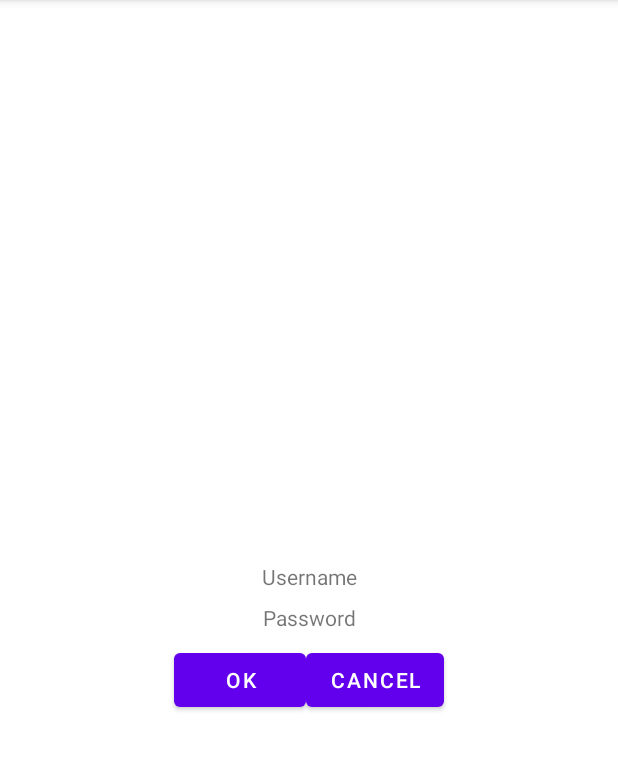
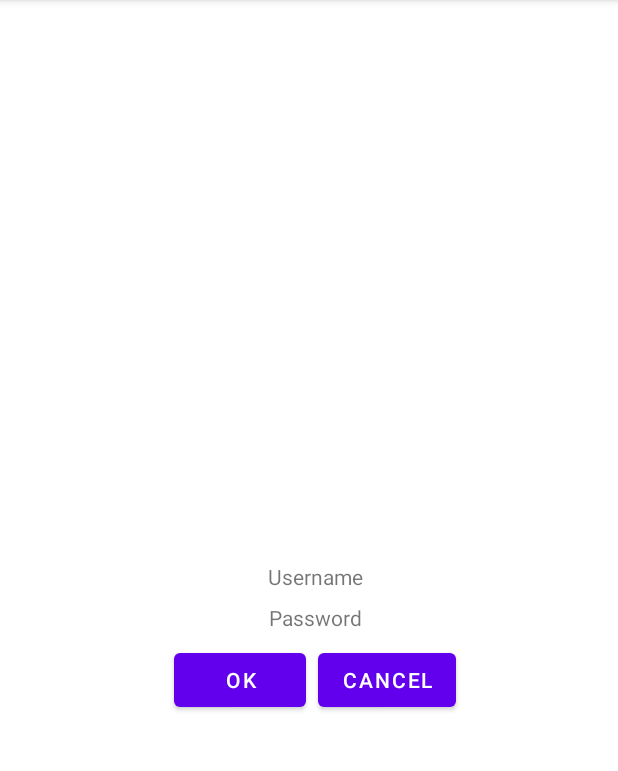
Before and after one commit to ArinoMichi/First, an Android app: the screen it shows after launch (MainActivity), on a phone screen of 412 x 824 dp, the part 84-855 px from its top. Run offline under Robolectric (Android 15) with nearby library versions, the phone set to English and light mode, and no system bars.

Commit message:
"mas cosas raras de constraint"

```diff
--- a/app/src/main/res/layout/activity_main.xml
+++ b/app/src/main/res/layout/activity_main.xml
@@ -13,8 +13,8 @@
         android:text="Username"
         android:layout_margin="8dp"
         app:layout_constraintBottom_toBottomOf="parent"
-        app:layout_constraintEnd_toEndOf="parent"
-        app:layout_constraintStart_toStartOf="parent"
+        app:layout_constraintEnd_toEndOf="@id/boton2"
+        app:layout_constraintStart_toStartOf="@id/boton1"
         app:layout_constraintTop_toTopOf="parent" />
 
     <TextView
@@ -24,8 +24,8 @@
         android:layout_margin="8dp"
         android:text="Password"
         app:layout_constraintTop_toBottomOf="@+id/username"
-        app:layout_constraintEnd_toEndOf="parent"
-        app:layout_constraintStart_toStartOf="parent"/>
+        app:layout_constraintEnd_toEndOf="@id/boton2"
+        app:layout_constraintStart_toStartOf="@id/boton1"/>
 
     <Button
         android:id="@+id/boton1"
@@ -43,6 +43,7 @@
         android:layout_width="wrap_content"
         android:layout_height="wrap_content"
         android:text="CANCEL"
+        android:layout_marginLeft="8dp"
         app:layout_constraintBottom_toBottomOf="@+id/boton1"
         app:layout_constraintStart_toEndOf="@+id/boton1"
         app:layout_constraintTop_toTopOf="@+id/boton1" />
```
